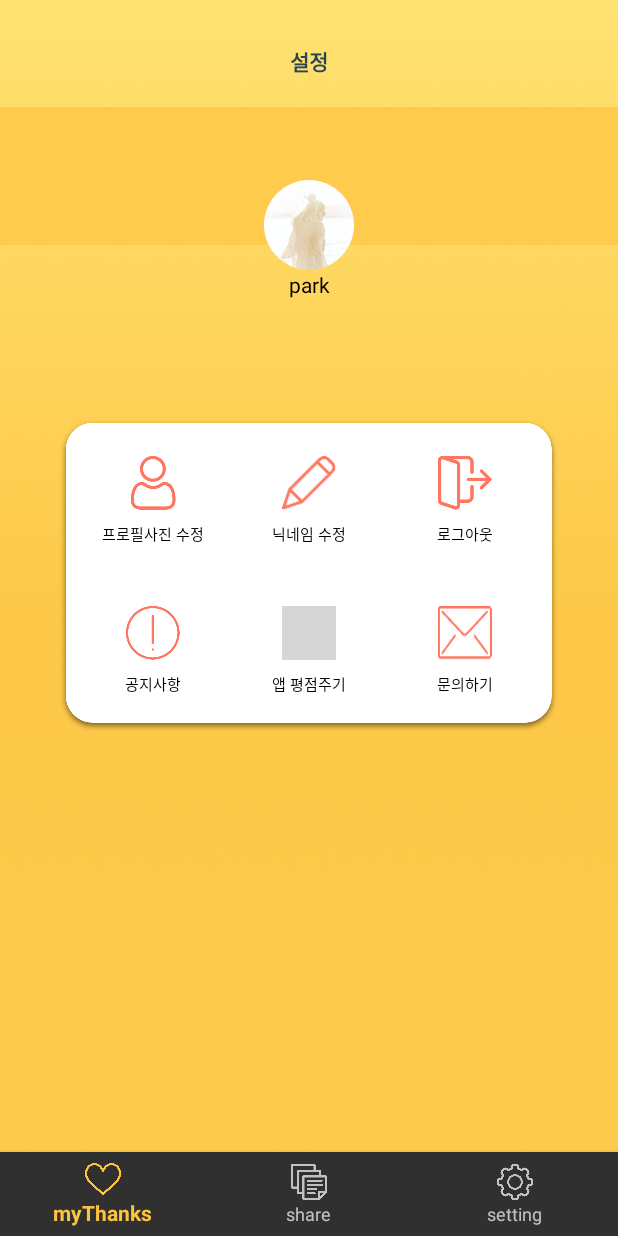
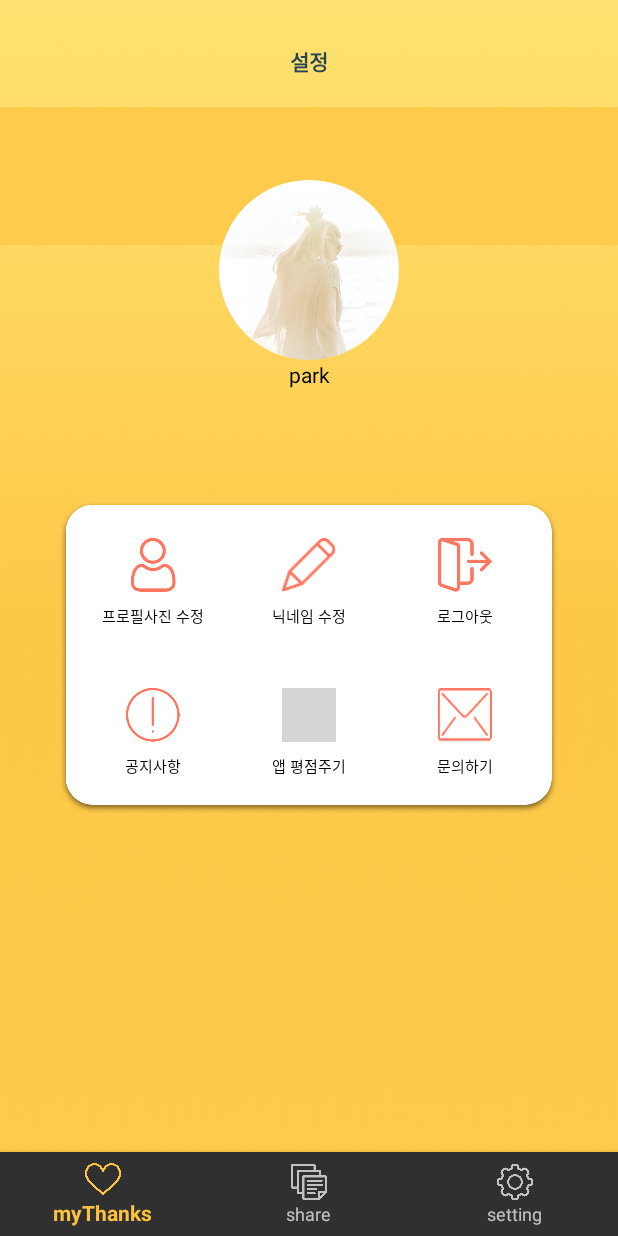
Before and after one commit to paryyongwoo/gomawa, an Android app: the fragment FragmentSetting placed in its activity, on a phone screen of 412 x 824 dp. Run offline under Robolectric (Android 15) with nearby library versions, the phone set to English and light mode, and no system bars; our stand-ins replace CircleImageView, Picasso; pictures from the network do not load; grey boxes are pictures that could not be loaded.

Commit message:
설정 액티비티 뷰 사이즈 조절
프로필사진 크기 조절
버튼 레이아웃 위치 조절

```diff
--- a/app/src/main/res/layout/fragment_setting.xml
+++ b/app/src/main/res/layout/fragment_setting.xml
@@ -21,8 +21,8 @@
 
         <de.hdodenhof.circleimageview.CircleImageView
             android:id="@+id/fragment_setting_profileImage_imageView"
-            android:layout_width="60dp"
-            android:layout_height="60dp"
+            android:layout_width="120dp"
+            android:layout_height="120dp"
             android:src="@drawable/share_item_background"/>
 
         <TextView
@@ -42,7 +42,7 @@
         app:layout_constraintRight_toRightOf="parent"
         app:layout_constraintLeft_toLeftOf="parent"
         app:layout_constraintTop_toBottomOf="@id/setting_header"
-        android:layout_marginBottom="200dp"
+        android:layout_marginBottom="150dp"
         android:orientation="vertical"
         android:background="@drawable/setting_menu" >
 
```
